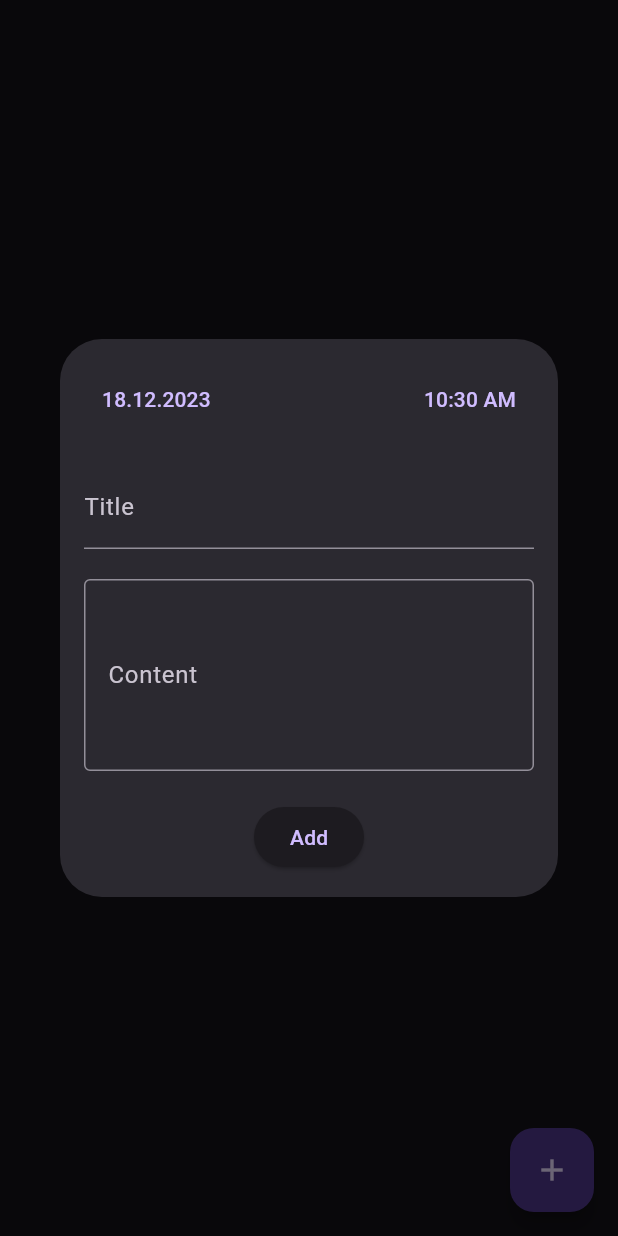
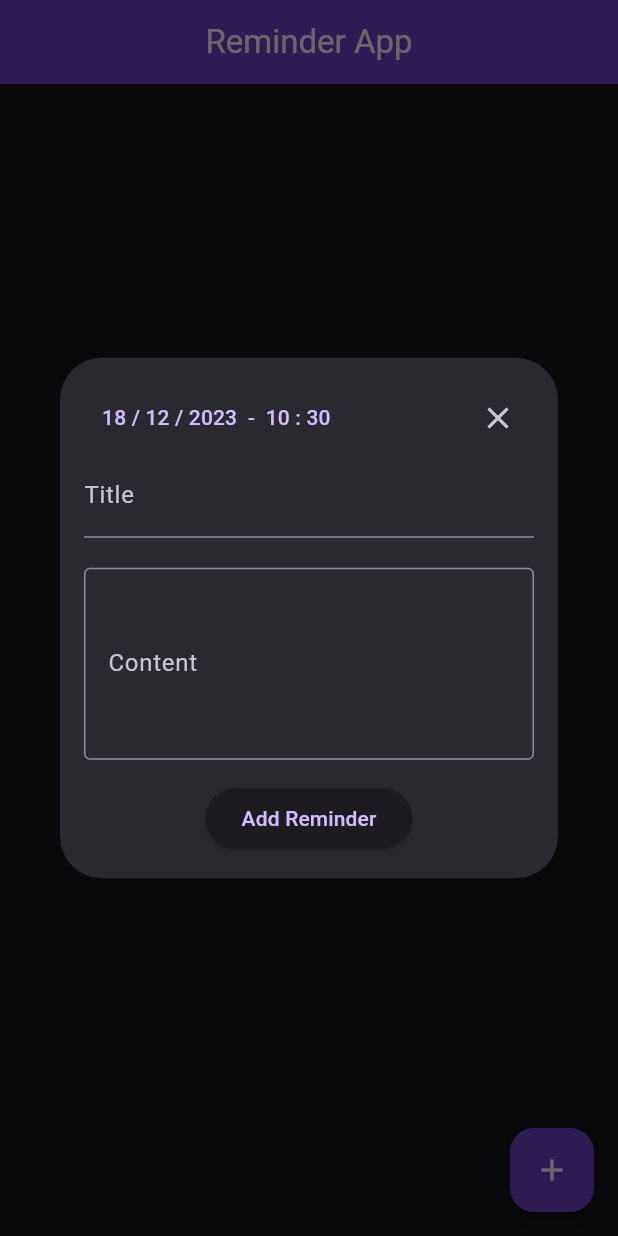
Before and after one commit to efetigrel/reminder_app, a Flutter app: the screen it shows after launch, after a tap on the "add" icon, on a phone screen of 412 x 824 dp. Run offline on Flutter 3.47's test engine with Material 3 defaults, Android fonts, the phone set to English and light mode, and no system bars; our stand-ins replace cloud_firestore, firebase_core, timezone; accounts and stored records are empty.

```diff
--- /dev/null
+++ b/lib/firebase/dialog.dart
@@ -0,0 +1,72 @@
+import 'package:flutter/material.dart';
+import 'package:intl/intl.dart';
+import 'package:provider/provider.dart';
+import 'package:reminder_app/firebase/firebase_function.dart';
+import 'package:reminder_app/providers/prov_date_time.dart';
+import 'package:reminder_app/providers/prov_title_content.dart';
+
+Widget dialogWidget(BuildContext context) {
+  DateTimeProv dateTimeProvInstance = Provider.of<DateTimeProv>(context);
+  TitleContentProv titleContentProvInstance =
+      Provider.of<TitleContentProv>(context);
+
+  String formattedDateTime = DateFormat('dd / MM / yyyy  -  HH : mm')
+      .format(dateTimeProvInstance.selectedDateTime);
+
+  return Dialog(
+    child: Padding(
+      padding: const EdgeInsets.all(16.0),
+      child: Column(
+        mainAxisSize: MainAxisSize.min,
+        children: [
+          Row(
+            mainAxisAlignment: MainAxisAlignment.spaceBetween,
+            children: [
+              TextButton(
+                onPressed: () {
+                  dateTimeProvInstance.dateTimeFunction(context);
+                },
+                child: Text(formattedDateTime),
+              ),
+              IconButton(
+                onPressed: () {
+                  Navigator.pop(context);
+                },
+                icon: const Icon(Icons.close),
+              ),
+            ],
+          ),
+          TextField(
+            maxLines: 2,
+            minLines: 1,
+            controller: titleContentProvInstance.titleController,
+            decoration: const InputDecoration(labelText: 'Title'),
+          ),
+          const SizedBox(height: 20),
+          TextField(
+            maxLines: 4,
+            minLines: 4,
+            controller: titleContentProvInstance.contentController,
+            decoration: const InputDecoration(
+              labelText: 'Content',
+              border: OutlineInputBorder(),
+            ),
+          ),
+          const SizedBox(height: 15),
+          ElevatedButton(
+            onPressed: () async {
+              FirebaseFunction addFirebase = FirebaseFunction();
+              await addFirebase.addToFirestore(
+                dateTimeProvInstance.selectedDateTime,
+                titleContentProvInstance.titleController.text,
+                titleContentProvInstance.contentController.text,
+              );
+              Navigator.pop(context);
+            },
+            child: const Text('Add Reminder'),
+          )
+        ],
+      ),
+    ),
+  );
+}
--- a/lib/main.dart
+++ b/lib/main.dart
@@ -2,19 +2,32 @@ import 'package:firebase_core/firebase_core.dart';
 import 'package:flutter/material.dart';
 import 'package:provider/provider.dart';
 import 'package:reminder_app/firebase_options.dart';
-import 'package:reminder_app/providers/check.dart';
-import 'package:reminder_app/screens/home_page.dart';
+import 'package:reminder_app/providers/prov_chechk.dart';
+import 'package:reminder_app/providers/prov_date_time.dart';
+import 'package:reminder_app/providers/prov_title_content.dart';
+import 'package:reminder_app/screens/homepage.dart';
+import 'package:timezone/data/latest.dart' as tz;
 
 void main() async {
   WidgetsFlutterBinding.ensureInitialized();
+
   await Firebase.initializeApp(
     options: DefaultFirebaseOptions.currentPlatform,
   );
+
+  tz.initializeTimeZones();
+
   runApp(
     MultiProvider(
       providers: [
         ChangeNotifierProvider(
-          create: (context) => Check(),
+          create: (context) => DateTimeProv(),
+        ),
+        ChangeNotifierProvider(
+          create: (context) => TitleContentProv(),
+        ),
+        ChangeNotifierProvider(
+          create: (context) => CheckProv(),
         ),
       ],
       child: const MyApp(),
@@ -30,7 +43,6 @@ class MyApp extends StatelessWidget {
     return MaterialApp(
       debugShowCheckedModeBanner: false,
       theme: ThemeData.dark(),
-      title: 'Material App',
       home: const HomePage(),
     );
   }
--- a/lib/providers/check.dart
+++ /dev/null
@@ -1,10 +0,0 @@
-import 'package:flutter/material.dart';
-
-class Check with ChangeNotifier {
-  bool value = false;
-
-  void checkIt(bool newValue) {
-    value = newValue;
-    notifyListeners();
-  }
-}
--- a/lib/providers/input_text.dart
+++ /dev/null
@@ -1,5 +0,0 @@
-import 'package:flutter/material.dart';
-
-class InputText with ChangeNotifier {
-  String? content;
-}
--- /dev/null
+++ b/lib/providers/prov_chechk.dart
@@ -0,0 +1,12 @@
+import 'package:flutter/material.dart';
+
+class CheckProv with ChangeNotifier {
+  final Map<String, bool> _checkboxValues = {};
+
+  Map<String, bool> get checkboxValues => _checkboxValues;
+
+  setCheckboxValue(String documentId, bool newValue) {
+    _checkboxValues[documentId] = newValue;
+    notifyListeners();
+  }
+}
--- /dev/null
+++ b/lib/providers/prov_title_content.dart
@@ -0,0 +1,8 @@
+import 'package:flutter/material.dart';
+
+class TitleContentProv with ChangeNotifier {
+  final TextEditingController titleController = TextEditingController();
+  final TextEditingController contentController = TextEditingController();
+  @override
+  notifyListeners();
+}
--- a/lib/screens/add_reminder.dart
+++ /dev/null
@@ -1,120 +0,0 @@
-import 'package:cloud_firestore/cloud_firestore.dart';
-import 'package:flutter/material.dart';
-import 'package:intl/intl.dart';
-import 'package:provider/provider.dart';
-import 'package:reminder_app/providers/date_time.dart';
-
-class AddReminder extends StatelessWidget {
-  final TextEditingController titleController = TextEditingController();
-  final TextEditingController contentController = TextEditingController();
-
-  AddReminder({super.key});
-
-  @override
-  Widget build(BuildContext context) {
-    return ChangeNotifierProvider<SelectedDateTime>(
-      create: (_) => SelectedDateTime(),
-      child: Dialog(
-        child: Padding(
-          padding: const EdgeInsets.all(16.0),
-          child: Column(
-            mainAxisSize: MainAxisSize.min,
-            children: [
-              Consumer<SelectedDateTime>(
-                builder: (context, selectedDateTime, child) {
-                  return Row(
-                    mainAxisAlignment: MainAxisAlignment.spaceBetween,
-                    children: [
-                      TextButton(
-                        onPressed: () async {
-                          await selectedDateTime.selectDate(context);
-                        },
-                        child: Text(
-                          DateFormat('dd.MM.yyyy')
-                              .format(selectedDateTime.selectedDate),
-                        ),
-                      ),
-                      TextButton(
-                        onPressed: () async {
-                          await selectedDateTime.selectTime(context);
-                        },
-                        child: Text(
-                          selectedDateTime.selectedTime.format(context),
-                        ),
-                      ),
-                    ],
-                  );
-                },
-              ),
-              const SizedBox(height: 20),
-              TextField(
-                maxLines: 2,
-                minLines: 1,
-                controller: titleController,
-                decoration: const InputDecoration(labelText: 'Title'),
-              ),
-              const SizedBox(height: 20),
-              TextField(
-                maxLines: 4,
-                minLines: 4,
-                controller: contentController,
-                decoration: const InputDecoration(
-                  labelText: 'Content',
-                  border: OutlineInputBorder(),
-                ),
-              ),
-              const SizedBox(height: 20),
-              ElevatedButton(
-                onPressed: () async {
-                  if (titleController.text.isEmpty) {
-                    showDialog(
-                        context: context,
-                        builder: (context) {
-                          return AlertDialog(
-                            title:
-                                const Center(child: Text('Title is required')),
-                            actions: [
-                              TextButton(
-                                onPressed: () {
-                                  Navigator.of(context).pop();
-                                },
-                                child: const Center(child: Text('OK')),
-                              ),
-                            ],
-                          );
-                        });
-                  } else {
-                    SelectedDateTime selectedDateTime =
-                        Provider.of<SelectedDateTime>(context, listen: false);
-                    DateTime date = selectedDateTime.selectedDate;
-                    TimeOfDay time = selectedDateTime.selectedTime;
-                    bool check = false;
-
-                    String timeString =
-                        '${time.hour}:${time.minute.toString().padLeft(2, '0')}';
-
-                    await FirebaseFirestore.instance
-                        .collection('reminders')
-                        .add(
-                      {
-                        'date': date,
-                        'check': check,
-                        'time': timeString,
-                        'title': titleController.text,
-                        'content': contentController.text,
-                      },
-                    );
-
-                    // Close the dialog
-                    Navigator.of(context).pop();
-                  }
-                },
-                child: const Text('Add'),
-              ),
-            ],
-          ),
-        ),
-      ),
-    );
-  }
-}
```
Also changed, not shown: lib/firebase/firebase_function.dart (added, +23 -0 lines), lib/providers/date_time.dart (deleted, +0 -30 lines), lib/providers/prov_date_time.dart (added, +32 -0 lines), lib/screens/home_page.dart (deleted, +0 -168 lines), lib/screens/homepage.dart (added, +184 -0 lines), pubspec.yaml (+7 -4 lines), lib/firebase_options.dart, pubspec.lock, 5 other files.
